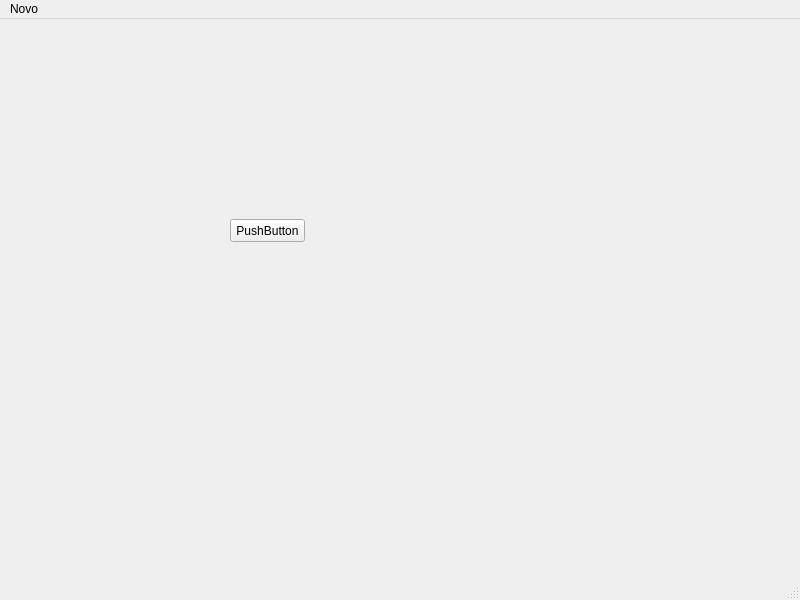
Old version of the form mainwindow.ui in the repository ThiagoServulo/MyFinancialAssets.
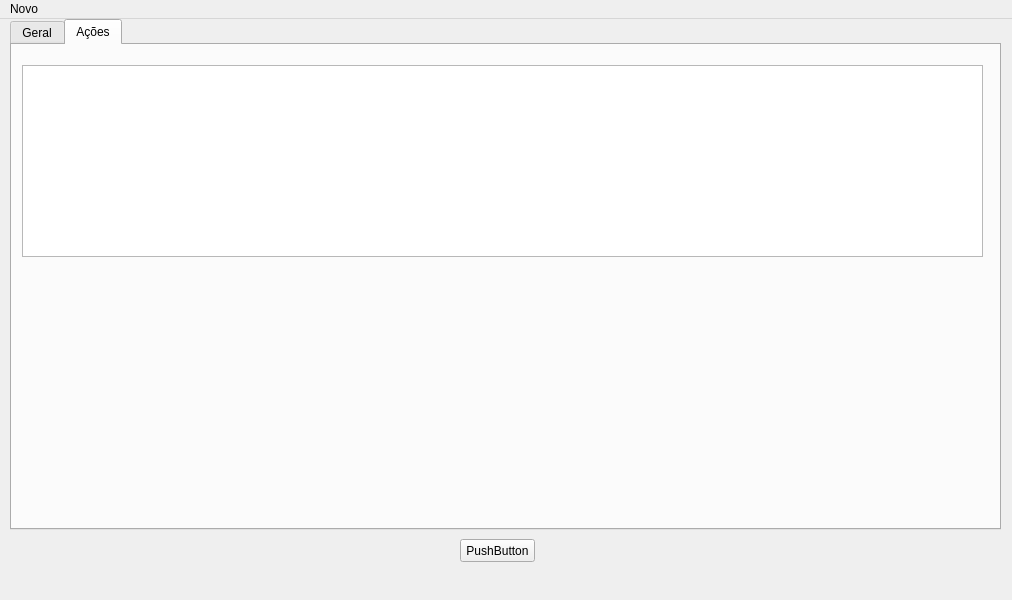
New version of the form.

The edit to the form file:
```diff
--- a/mainwindow.ui
+++ b/mainwindow.ui
@@ -6,7 +6,7 @@
    <rect>
     <x>0</x>
     <y>0</y>
-    <width>800</width>
+    <width>1012</width>
     <height>600</height>
    </rect>
   </property>
@@ -17,8 +17,8 @@
    <widget class="QPushButton" name="pushButton">
     <property name="geometry">
      <rect>
-      <x>230</x>
-      <y>200</y>
+      <x>460</x>
+      <y>520</y>
       <width>75</width>
       <height>23</height>
      </rect>
@@ -27,13 +27,46 @@
      <string>PushButton</string>
     </property>
    </widget>
+   <widget class="QTabWidget" name="tabWidget">
+    <property name="geometry">
+     <rect>
+      <x>10</x>
+      <y>0</y>
+      <width>991</width>
+      <height>511</height>
+     </rect>
+    </property>
+    <property name="currentIndex">
+     <number>1</number>
+    </property>
+    <widget class="QWidget" name="tab">
+     <attribute name="title">
+      <string>Geral</string>
+     </attribute>
+    </widget>
+    <widget class="QWidget" name="tab_stocks">
+     <attribute name="title">
+      <string>Ações</string>
+     </attribute>
+     <widget class="QTableWidget" name="tableWidget_stocks">
+      <property name="geometry">
+       <rect>
+        <x>10</x>
+        <y>20</y>
+        <width>961</width>
+        <height>192</height>
+       </rect>
+      </property>
+     </widget>
+    </widget>
+   </widget>
   </widget>
   <widget class="QMenuBar" name="menubar">
    <property name="geometry">
     <rect>
      <x>0</x>
      <y>0</y>
-     <width>800</width>
+     <width>1012</width>
      <height>21</height>
     </rect>
    </property>
@@ -47,7 +80,6 @@
    </widget>
    <addaction name="menuNew"/>
   </widget>
-  <widget class="QStatusBar" name="statusbar"/>
   <action name="actionTransaction">
    <property name="text">
     <string>Transação</string>
```
